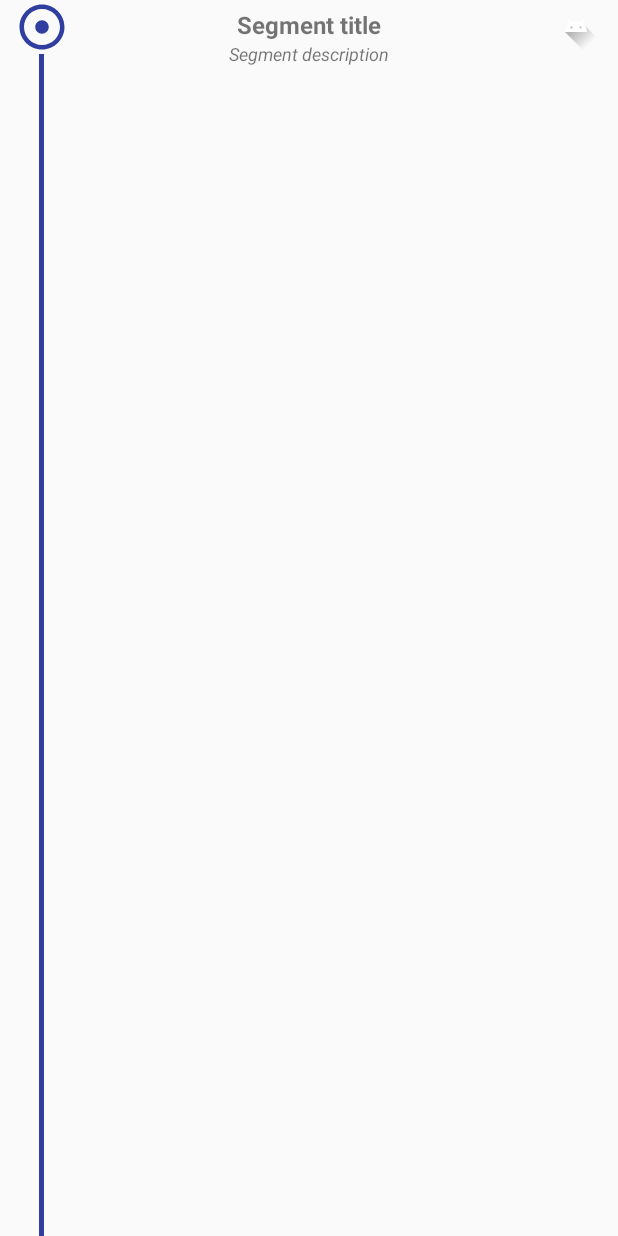
After one commit to FernandoSierraPastrana/d2d, an Android app: the layout item_route_segment.xml on its own in the app's theme, with its tools: preview values and no code run, on a phone screen of 412 x 824 dp. The commit adds this screen. Run offline under Robolectric (Android 15) with nearby library versions, the phone set to English and light mode, and no system bars.

Commit message:
Routes drawing
Add of segment delegate to route detail.

```diff
--- a/app/src/main/java/com/fernandosierra/door2door/presentation/screens/routes/detail/viewtypes/ViewType.kt
+++ b/app/src/main/java/com/fernandosierra/door2door/presentation/screens/routes/detail/viewtypes/ViewType.kt
@@ -3,5 +3,6 @@ package com.fernandosierra.door2door.presentation.screens.routes.detail.viewtype
 interface ViewType {
     companion object {
         const val TYPE_HEADER = 1
+        const val TYPE_SEGMENT = 2
     }
 }
--- /dev/null
+++ b/app/src/main/res/drawable/ic_segment.xml
@@ -0,0 +1,4 @@
+<vector android:height="36dp" android:viewportHeight="24.0"
+    android:viewportWidth="24.0" android:width="36dp" xmlns:android="http://schemas.android.com/apk/res/android">
+    <path android:fillColor="#FF000000" android:pathData="M12,2C6.49,2 2,6.49 2,12s4.49,10 10,10 10,-4.49 10,-10S17.51,2 12,2zM12,20c-4.41,0 -8,-3.59 -8,-8s3.59,-8 8,-8 8,3.59 8,8 -3.59,8 -8,8zM15,12c0,1.66 -1.34,3 -3,3s-3,-1.34 -3,-3 1.34,-3 3,-3 3,1.34 3,3z"/>
+</vector>
--- /dev/null
+++ b/app/src/main/res/layout/item_route_segment.xml
@@ -0,0 +1,73 @@
+<?xml version="1.0" encoding="utf-8"?>
+<RelativeLayout xmlns:android="http://schemas.android.com/apk/res/android"
+    xmlns:tools="http://schemas.android.com/tools"
+    android:layout_width="match_parent"
+    android:layout_height="match_parent"
+    android:paddingLeft="10dp"
+    android:paddingRight="10dp">
+
+    <LinearLayout
+        android:id="@+id/container_segment_indicator"
+        android:layout_width="wrap_content"
+        android:layout_height="wrap_content"
+        android:gravity="center"
+        android:orientation="vertical">
+
+        <ImageView
+            android:id="@+id/image_segment_indicator"
+            android:layout_width="wrap_content"
+            android:layout_height="wrap_content"
+            android:contentDescription="@null"
+            android:src="@drawable/ic_segment"
+            android:tint="@color/colorPrimaryDark" />
+
+        <View
+            android:id="@+id/view_segment_line"
+            android:layout_width="3dp"
+            android:layout_height="match_parent"
+            tools:background="@color/colorPrimaryDark" />
+
+    </LinearLayout>
+
+    <ImageView
+        android:id="@+id/image_segment_mode"
+        android:layout_width="36dp"
+        android:layout_height="36dp"
+        android:layout_alignParentEnd="true"
+        android:layout_alignParentRight="true"
+        android:contentDescription="@null"
+        tools:src="@drawable/ic_launcher_foreground" />
+
+    <LinearLayout
+        android:id="@+id/container_segment_title"
+        android:layout_width="match_parent"
+        android:layout_height="wrap_content"
+        android:layout_centerHorizontal="true"
+        android:layout_toEndOf="@id/container_segment_indicator"
+        android:layout_toLeftOf="@id/image_segment_mode"
+        android:layout_toRightOf="@id/container_segment_indicator"
+        android:layout_toStartOf="@id/image_segment_mode"
+        android:gravity="center"
+        android:orientation="vertical"
+        android:padding="5dp">
+
+        <TextView
+            android:id="@+id/text_segment_name"
+            android:layout_width="wrap_content"
+            android:layout_height="wrap_content"
+            android:gravity="center"
+            android:textSize="16sp"
+            android:textStyle="bold"
+            tools:text="Segment title" />
+
+        <TextView
+            android:id="@+id/text_segment_description"
+            android:layout_width="wrap_content"
+            android:layout_height="wrap_content"
+            android:gravity="center"
+            android:textSize="12sp"
+            android:textStyle="italic"
+            tools:text="Segment description" />
+
+    </LinearLayout>
+</RelativeLayout>
```
Also changed, not shown: app/src/main/java/com/fernandosierra/door2door/data/model/RSegment.kt (+1 -15 lines), app/src/main/java/com/fernandosierra/door2door/presentation/screens/routes/detail/RouteAdapter.java (+15 -1 lines), app/src/main/java/com/fernandosierra/door2door/presentation/screens/routes/detail/delegates/SegmentDelegate.kt (added, +38 -0 lines), app/src/main/java/com/fernandosierra/door2door/presentation/screens/routes/detail/viewtypes/SegmentViewType.kt (added, +9 -0 lines).
